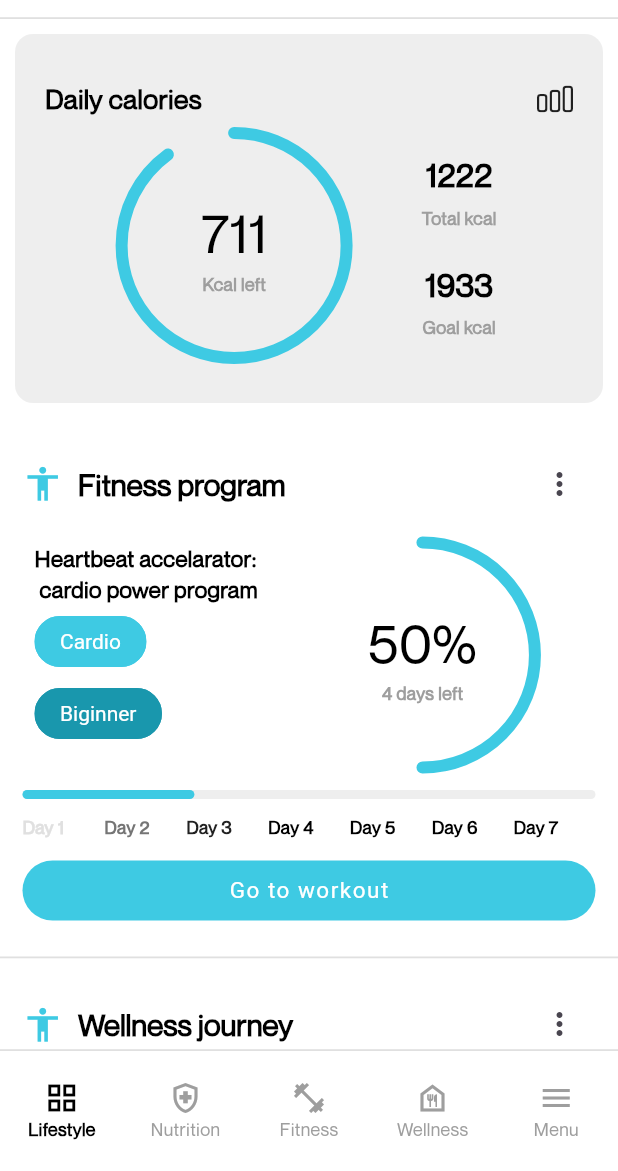
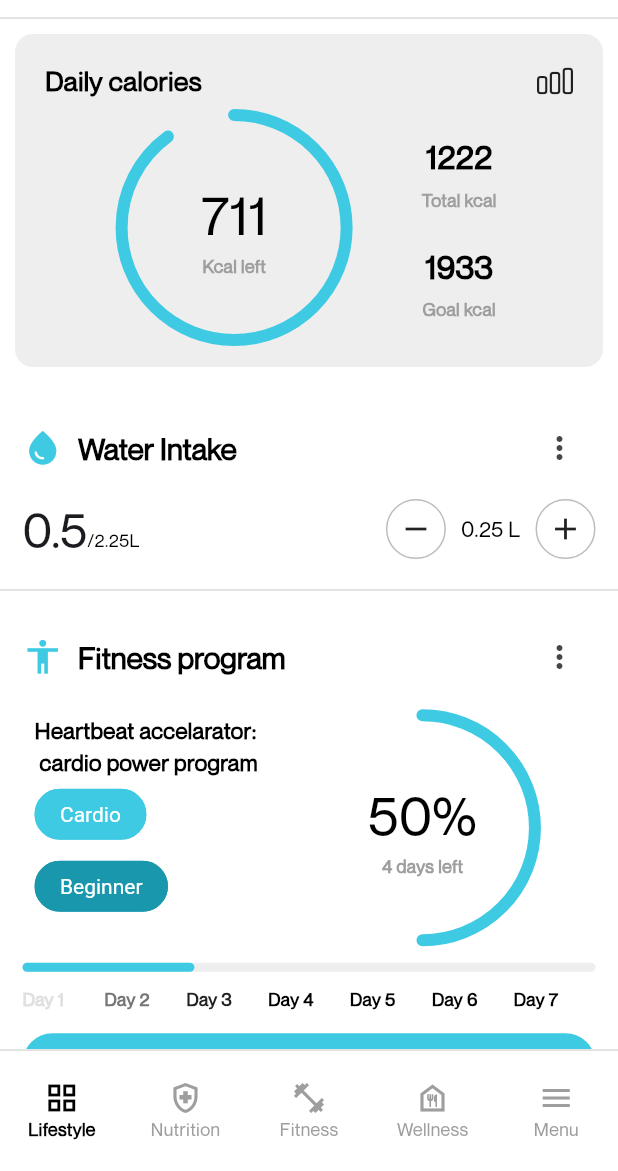
Before and after one commit to AlliAga/optimally_me_app, a Flutter app: the HomeScreen screen opened directly, on a phone screen of 412 x 824 dp, the part 65-1236 px from its top. Run offline on Flutter 3.47's test engine with Material 3 defaults, Android fonts, the phone set to English and light mode, and no system bars.

Commit message:
Home Feature: Water Intake Card Implemented, Calory Card Updated

```diff
--- a/lib/features/home/screens/lifestyle_screen.dart
+++ b/lib/features/home/screens/lifestyle_screen.dart
@@ -1,6 +1,7 @@
 import 'package:flutter/material.dart';
 import 'package:optimally_me_app/features/home/widgets/calory_card_widget.dart';
 import 'package:optimally_me_app/features/home/widgets/lifestyle_card_widget.dart';
+import 'package:optimally_me_app/features/home/widgets/water_intake_card_widget.dart';
 
 class LifestyleScreen extends StatelessWidget {
   const LifestyleScreen({super.key});
@@ -10,18 +11,19 @@
     return ListView(
       children: const [
         CaloryCard(),
+        WaterIntakeCard(),
         LifestyleCard(
           icon: Icons.accessibility,
           title: "Fitness program",
           description: "Heartbeat accelarator: \n cardio power program",
           chip1Text: "Cardio",
-          chip2Text: "Biginner",
+          chip2Text: "Beginner",
           circularProgressPercentage: 50,
           circularProgressDescription: "4 days left",
           linearProgressPercentage: 30,
         ),
         LifestyleCard(
-          icon: Icons.accessibility,
+          icon: Icons.health_and_safety,
           title: "Wellness journey",
           description: "Mindfull stress \nreduction program",
           chip1Text: "Stress",
--- a/lib/features/home/widgets/calory_card_widget.dart
+++ b/lib/features/home/widgets/calory_card_widget.dart
@@ -9,7 +9,7 @@
   Widget build(BuildContext context) {
     return Container(
       margin: const EdgeInsets.all(10),
-      padding: const EdgeInsets.symmetric(horizontal: 20, vertical: 30),
+      padding: const EdgeInsets.symmetric(horizontal: 20, vertical: 18),
       decoration: BoxDecoration(
         color: Colors.grey.shade200,
         borderRadius: BorderRadius.circular(12),
--- /dev/null
+++ b/lib/features/home/widgets/water_intake_card_widget.dart
@@ -0,0 +1,66 @@
+import 'package:flutter/material.dart';
+import 'package:optimally_me_app/widgets/circular_icon_button_widget.dart';
+
+class WaterIntakeCard extends StatelessWidget {
+  const WaterIntakeCard({super.key});
+
+  @override
+  Widget build(BuildContext context) {
+    return Container(
+      padding: const EdgeInsets.symmetric(horizontal: 15, vertical: 20),
+      decoration: BoxDecoration(
+        border: Border(
+          bottom: BorderSide(color: Colors.grey.shade300, width: 1.2),
+        ),
+      ),
+      child: Column(
+        children: [
+          Row(
+            children: [
+              Icon(
+                Icons.water_drop,
+                size: 27,
+                color: Theme.of(context).primaryColor,
+              ),
+              const SizedBox(width: 10),
+              Text(
+                "Water Intake",
+                style: Theme.of(context).textTheme.displaySmall,
+              ),
+              const Spacer(),
+              IconButton(onPressed: () {}, icon: const Icon(Icons.more_vert))
+            ],
+          ),
+          const SizedBox(height: 10),
+          Row(
+            crossAxisAlignment: CrossAxisAlignment.end,
+            children: [
+              Text(
+                "0.5",
+                style: Theme.of(context).textTheme.headlineLarge,
+              ),
+              const Padding(
+                padding: EdgeInsets.symmetric(vertical: 4),
+                child: Text("/2.25L"),
+              ),
+              const Spacer(),
+              const Row(
+                mainAxisAlignment: MainAxisAlignment.end,
+                children: [
+                  CircularIconButton(icon: Icons.remove),
+                  SizedBox(width: 10),
+                  Text(
+                    "0.25 L",
+                    textScaler: TextScaler.linear(1.2),
+                  ),
+                  SizedBox(width: 10),
+                  CircularIconButton(icon: Icons.add),
+                ],
+              )
+            ],
+          ),
+        ],
+      ),
+    );
+  }
+}
--- /dev/null
+++ b/lib/widgets/circular_icon_button_widget.dart
@@ -0,0 +1,23 @@
+import 'package:flutter/material.dart';
+
+class CircularIconButton extends StatelessWidget {
+  final IconData icon;
+
+  const CircularIconButton({super.key, required this.icon});
+
+  @override
+  Widget build(BuildContext context) {
+    return Container(
+      padding: const EdgeInsets.all(7),
+      decoration: BoxDecoration(
+        border: Border.all(
+          color: Colors.grey.shade400,
+        ),
+        shape: BoxShape.circle,
+      ),
+      child: Center(
+        child: Icon(icon),
+      ),
+    );
+  }
+}
```
